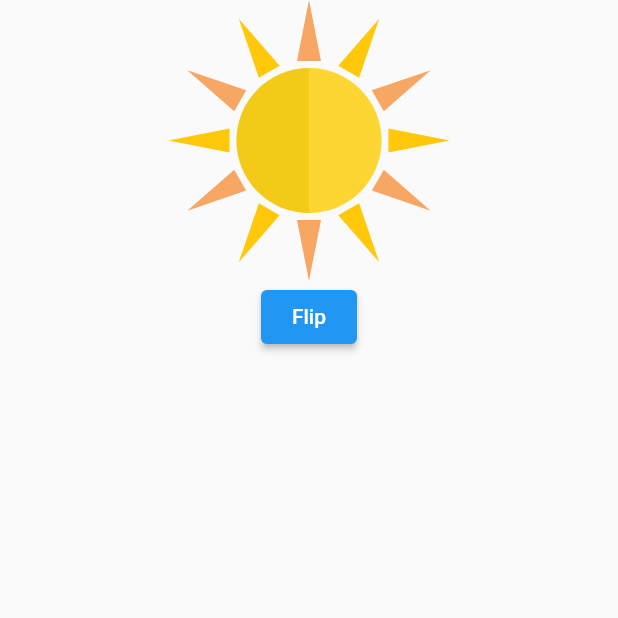
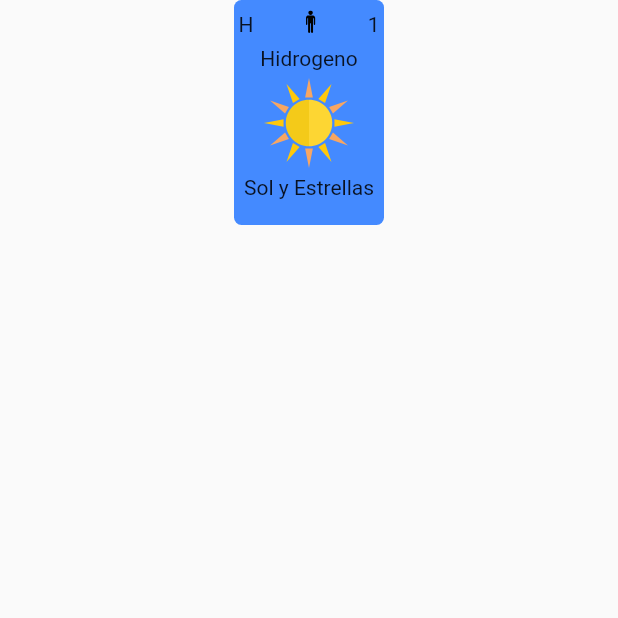
Before and after one commit to alemoles/periodic_table, a Flutter app: the screen it shows after launch, on a phone screen of 412 x 824 dp, the top half of it. Run offline on Flutter 3.47's test engine with Material 2 defaults, Android fonts, the phone set to English and light mode, and no system bars; our stand-ins replace flutter_svg, google_fonts.

Commit message:
fix: add flip effect to the card

```diff
--- a/lib/src/pages/tabla_periodica.dart
+++ b/lib/src/pages/tabla_periodica.dart
@@ -22,34 +22,25 @@ class _TablaPeriodicaPageState extends State<TablaPeriodicaPage> {
             onTap: () => controller.flipCard(),
             child: _FlipCardWidget(
               controller: controller,
-            front: SvgPicture.asset(
-              'assets/svgs/sun.svg',
+              front: Elemento(
+                atomicNumber: 1,
+                atomicSymbol: "H",
+                name: "Hidrogeno",
+                widget: "Sol y Estrellas",
+                image: SvgPicture.asset('assets/svgs/sun.svg'),
+                symbols: [
+                  SvgPicture.asset(
+                    'assets/svgs/person.svg',
                   ),
-            back: SvgPicture.asset(
-              'assets/svgs/sun.svg',
+                ],
+              ),
+              back: ElementBack(
+                descripcion: "Hidrogeno",
               ),
             ),
           ),
-        ElevatedButton(
-          onPressed: () async {
-            await controller.flipCard();
-          },
-          child: Text('Flip'),
+        ],
       ),
-      ],
-    )
-        // Elemento(
-        //   atomicNumber: 1,
-        //   atomicSymbol: "H",
-        //   name: "Hidrogeno",
-        //   widget: "Sol y Estrellas",
-        //   image: SvgPicture.asset('assets/svgs/sun.svg'),
-        //   symbols: [
-        //     SvgPicture.asset(
-        //       'assets/svgs/person.svg',
-        //     ),
-        //   ],
-        // ),
     );
   }
 }
@@ -76,10 +67,6 @@ class __FlipCardWidgetState extends State<_FlipCardWidget>
   @override
   void initState() {
     super.initState();
-
-    // WidgetsBinding.instance!.addPostFrameCallback((timeStamp) {
-    //   precacheImage(widget.front, context),
-    // });
     controller = AnimationController(
       vsync: this,
       duration: Duration(
@@ -128,7 +115,7 @@ class __FlipCardWidgetState extends State<_FlipCardWidget>
               ? widget.front
               : Transform(
                   transform: Matrix4.identity()
-                    ..rotateX(
+                    ..rotateY(
                       pi,
                     ),
                   alignment: Alignment.center,
```
Also changed, not shown: lib/src/widgets/elemento.dart (+27 -0 lines). Lines whose indentation alone changed are shown as unchanged.
